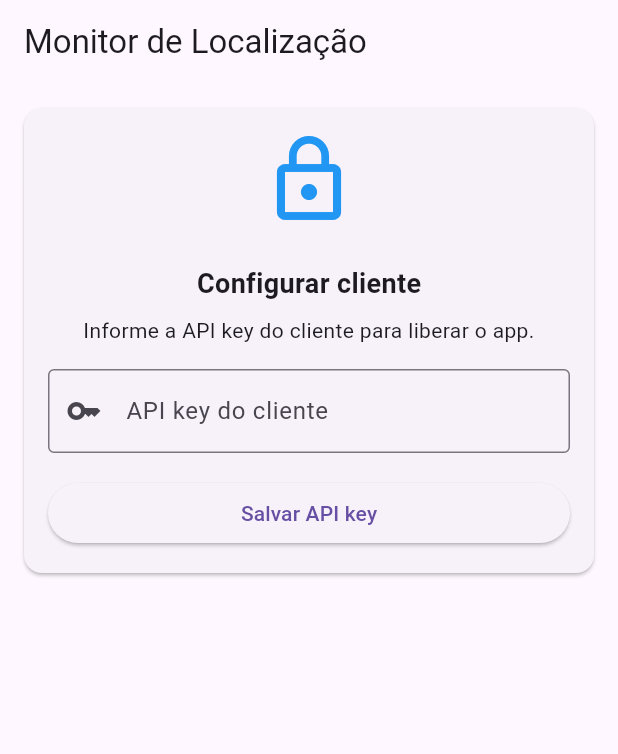
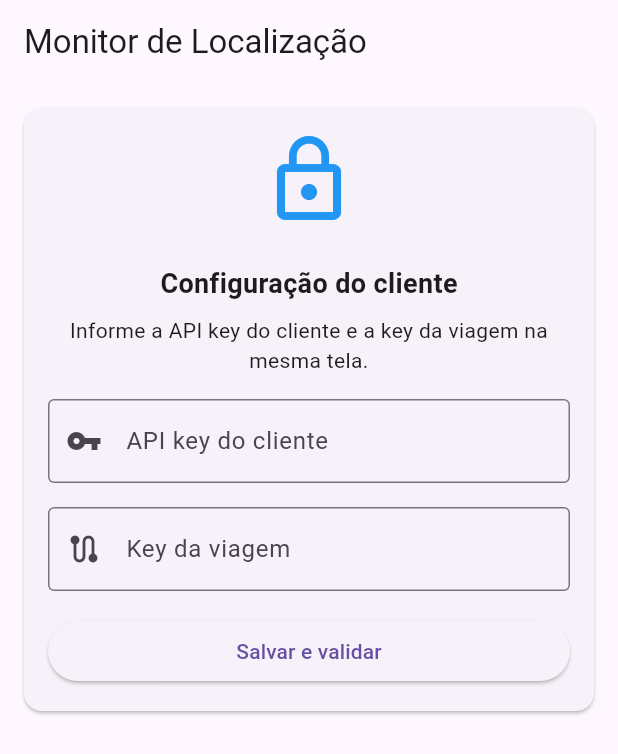
Before and after one commit to nakayama-luiz/onrota-app, a Flutter app: the screen it shows after launch, after a tap on "Cancelar", on a phone screen of 412 x 824 dp. Shown: the top 754 px of the screen. Run offline on Flutter 3.47's test engine with Material 3 defaults, Android fonts, the phone set to English and light mode, and no system bars; our stand-ins replace flutter_dotenv, flutter_local_notifications, flutter_map, flutter_secure_storage, geolocator, latlong2 and 2 more; missing offline and left inert: flutter_background_service; accounts and stored records are empty.

Commit message:
key input

```diff
--- a/lib/main.dart
+++ b/lib/main.dart
@@ -10,10 +10,9 @@ import 'package:flutter_dotenv/flutter_dotenv.dart';
 import 'data/database_helper.dart';
 import 'models/trip.dart';
 import 'services/installation_storage.dart';
-import 'widgets/api_key_input_widget.dart';
 import 'widgets/location_display_widget.dart';
-import 'widgets/key_input_widget.dart';
 import 'widgets/cpf_input_widget.dart';
+import 'widgets/setup_credentials_widget.dart';
 import 'widgets/route_map_widget.dart';
 
 /// Obtém a key da viagem armazenada nas preferências
@@ -433,17 +432,20 @@ class _LocationPageState extends State<LocationPage> {
     }
   }
 
-  Future<void> _handleApiKeySaved(String apiKey) async {
+  Future<void> _handleSetupCompleted(String apiKey, Trip trip) async {
     final previousApiKey = await saveStoredApiKey(apiKey);
     final normalizedApiKey = apiKey.trim();
 
-    if (previousApiKey != null &&
+    final changedTenant = previousApiKey != null &&
         previousApiKey.trim().isNotEmpty &&
-        previousApiKey.trim() != normalizedApiKey) {
+        previousApiKey.trim() != normalizedApiKey;
+
+    if (changedTenant) {
       await _clearLocalDataForTenantChange();
     }
 
-    final trip = await getStoredTrip();
+    await saveStoredTrip(trip);
+
     if (!mounted) return;
 
     setState(() {
@@ -485,25 +487,6 @@ class _LocationPageState extends State<LocationPage> {
 
     if (message != null && message.isNotEmpty) {
       _showErrorAlert(message);
-    }
-  }
-
-  void _handleTripChanged(Trip? trip) async {
-    if (trip != null) {
-      await saveStoredTrip(trip);
-      setState(() {
-        _showedSnackbar = false; // Mostra snackbar novamente
-      });
-    } else {
-      await removeStoredTrip();
-      await DatabaseHelper.instance.deleteAllLocations();
-      final service = FlutterBackgroundService();
-      service.invoke('stopService');
-    }
-    if (mounted) {
-      setState(() {
-        _currentTrip = trip;
-      });
     }
   }
 
@@ -697,11 +680,13 @@ class _LocationPageState extends State<LocationPage> {
   }
 
   Widget _buildCurrentStep() {
-    // Etapa 0: API key do cliente não preenchida
-    if (_apiKey.isEmpty) {
-      return ApiKeyInputWidget(
+    // Etapa 0: configuração do cliente e da trip
+    if (_apiKey.isEmpty || _currentTrip == null) {
+      return SetupCredentialsWidget(
         currentApiKey: _apiKey,
-        onApiKeySaved: (apiKey) => _handleApiKeySaved(apiKey),
+        currentTrip: _currentTrip,
+        onSetupCompleted: _handleSetupCompleted,
+        onApiKeyInvalid: () => _handleApiKeyInvalid(),
       );
     }
 
@@ -709,40 +694,6 @@ class _LocationPageState extends State<LocationPage> {
     if (_cpf.isEmpty) {
       return CpfInputWidget(
         onCpfSubmitted: (cpf) => _handleCpfSubmitted(cpf),
-      );
-    }
-
-    // Etapa 2: CPF preenchido, mas sem key válida
-    if (_currentTrip == null) {
-      return Column(
-        children: [
-          const SizedBox(height: 24),
-          Padding(
-            padding: const EdgeInsets.symmetric(horizontal: 16),
-            child: Text(
-              'CPF cadastrado: ${_cpf.replaceAll(RegExp(r'(\d{3})(\d{3})(\d{3})(\d{2})'), r'$1.$2.$3-$4')}',
-              style: TextStyle(fontSize: 16, color: Colors.grey.shade600),
-            ),
-          ),
-          const SizedBox(height: 8),
-          Padding(
-            padding: const EdgeInsets.symmetric(horizontal: 16),
-            child: Text(
-              'Por favor, informe sua key para continuar',
-              style: const TextStyle(fontSize: 18, fontWeight: FontWeight.bold),
-              textAlign: TextAlign.center,
-            ),
-          ),
-          const SizedBox(height: 16),
-          Expanded(
-            child: KeyInputWidget(
-              currentTrip: _currentTrip,
-              apiKey: _apiKey,
-              onTripChanged: (trip) => _handleTripChanged(trip),
-              onApiKeyInvalid: () => _handleApiKeyInvalid(),
-            ),
-          ),
-        ],
       );
     }
 
--- a/lib/widgets/api_key_input_widget.dart
+++ /dev/null
@@ -1,141 +0,0 @@
-import 'package:flutter/material.dart';
-
-class ApiKeyInputWidget extends StatefulWidget {
-  final String? currentApiKey;
-  final ValueChanged<String> onApiKeySaved;
-
-  const ApiKeyInputWidget({
-    super.key,
-    this.currentApiKey,
-    required this.onApiKeySaved,
-  });
-
-  @override
-  State<ApiKeyInputWidget> createState() => _ApiKeyInputWidgetState();
-}
-
-class _ApiKeyInputWidgetState extends State<ApiKeyInputWidget> {
-  final TextEditingController _controller = TextEditingController();
-  bool _isSaving = false;
-
-  @override
-  void initState() {
-    super.initState();
-    if (widget.currentApiKey != null && widget.currentApiKey!.isNotEmpty) {
-      _controller.text = widget.currentApiKey!;
-    }
-  }
-
-  @override
-  void didUpdateWidget(ApiKeyInputWidget oldWidget) {
-    super.didUpdateWidget(oldWidget);
-    if (widget.currentApiKey != oldWidget.currentApiKey) {
-      _controller.text = widget.currentApiKey ?? '';
-    }
-  }
-
-  Future<void> _saveApiKey() async {
-    final apiKey = _controller.text.trim();
-
-    if (apiKey.isEmpty) {
-      _showErrorAlert('Digite a API key do cliente.');
-      return;
-    }
-
-    setState(() {
-      _isSaving = true;
-    });
-
-    widget.onApiKeySaved(apiKey);
-
-    if (!mounted) return;
-    setState(() {
-      _isSaving = false;
-    });
-
-    ScaffoldMessenger.of(context).showSnackBar(
-      const SnackBar(content: Text('API key salva com sucesso.')),
-    );
-  }
-
-  void _showErrorAlert(String message) {
-    if (!mounted) return;
-    showDialog(
-      context: context,
-      builder: (context) => AlertDialog(
-        title: const Text('Erro'),
-        content: Text(message),
-        actions: [
-          TextButton(
-            onPressed: () => Navigator.of(context).pop(),
-            child: const Text('OK'),
-          ),
-        ],
-      ),
-    );
-  }
-
-  @override
-  void dispose() {
-    _controller.dispose();
-    super.dispose();
-  }
-
-  @override
-  Widget build(BuildContext context) {
-    return Card(
-      margin: const EdgeInsets.all(16),
-      child: Padding(
-        padding: const EdgeInsets.all(16),
-        child: Column(
-          mainAxisSize: MainAxisSize.min,
-          children: [
-            const Icon(
-              Icons.lock_outline,
-              size: 64,
-              color: Colors.blue,
-            ),
-            const SizedBox(height: 24),
-            const Text(
-              'Configurar cliente',
-              style: TextStyle(fontSize: 18, fontWeight: FontWeight.bold),
-            ),
-            const SizedBox(height: 8),
-            const Text(
-              'Informe a API key do cliente para liberar o app.',
-              textAlign: TextAlign.center,
-            ),
-            const SizedBox(height: 16),
-            TextField(
-              controller: _controller,
-              decoration: const InputDecoration(
-                labelText: 'API key do cliente',
-                hintText: 'Cole a chave recebida do backend',
-                border: OutlineInputBorder(),
-                prefixIcon: Icon(Icons.key),
-              ),
-              obscureText: true,
-              autocorrect: false,
-              enableSuggestions: false,
-              onSubmitted: (_) => _saveApiKey(),
-            ),
-            const SizedBox(height: 16),
-            SizedBox(
-              width: double.infinity,
-              child: ElevatedButton(
-                onPressed: _isSaving ? null : _saveApiKey,
-                child: _isSaving
-                    ? const SizedBox(
-                        width: 20,
-                        height: 20,
-                        child: CircularProgressIndicator(strokeWidth: 2),
-                      )
-                    : const Text('Salvar API key'),
-              ),
-            ),
-          ],
-        ),
-      ),
-    );
-  }
-}
--- /dev/null
+++ b/lib/widgets/setup_credentials_widget.dart
@@ -0,0 +1,200 @@
+import 'package:flutter/material.dart';
+
+import '../models/trip.dart';
+import '../services/api_service.dart';
+
+class SetupCredentialsWidget extends StatefulWidget {
+  final String? currentApiKey;
+  final Trip? currentTrip;
+  final Future<void> Function(String apiKey, Trip trip) onSetupCompleted;
+  final VoidCallback onApiKeyInvalid;
+
+  const SetupCredentialsWidget({
+    super.key,
+    this.currentApiKey,
+    this.currentTrip,
+    required this.onSetupCompleted,
+    required this.onApiKeyInvalid,
+  });
+
+  @override
+  State<SetupCredentialsWidget> createState() => _SetupCredentialsWidgetState();
+}
+
+class _SetupCredentialsWidgetState extends State<SetupCredentialsWidget> {
+  final TextEditingController _apiKeyController = TextEditingController();
+  final TextEditingController _tripKeyController = TextEditingController();
+  bool _isSaving = false;
+
+  @override
+  void initState() {
+    super.initState();
+    if (widget.currentApiKey != null && widget.currentApiKey!.isNotEmpty) {
+      _apiKeyController.text = widget.currentApiKey!;
+    }
+    if (widget.currentTrip != null) {
+      _tripKeyController.text = widget.currentTrip!.key;
+    }
+  }
+
+  @override
+  void didUpdateWidget(SetupCredentialsWidget oldWidget) {
+    super.didUpdateWidget(oldWidget);
+
+    if (widget.currentApiKey != oldWidget.currentApiKey) {
+      _apiKeyController.text = widget.currentApiKey ?? '';
+    }
+
+    if (widget.currentTrip?.key != oldWidget.currentTrip?.key) {
+      _tripKeyController.text = widget.currentTrip?.key ?? '';
+    }
+  }
+
+  Future<void> _saveAndValidate() async {
+    final apiKey = _apiKeyController.text.trim();
+    final tripKey = _tripKeyController.text.trim();
+
+    if (apiKey.isEmpty) {
+      _showErrorAlert('Digite a API key do cliente.');
+      return;
+    }
+
+    if (tripKey.isEmpty) {
+      _showErrorAlert('Digite a key da viagem.');
+      return;
+    }
+
+    setState(() {
+      _isSaving = true;
+    });
+
+    final result = await ApiService.validateKey(
+      tripKey,
+      apiKey: apiKey,
+    );
+
+    if (!mounted) return;
+
+    setState(() {
+      _isSaving = false;
+    });
+
+    if (!result.isSuccess) {
+      if (result.status == TripLookupStatus.invalidApiKey) {
+        widget.onApiKeyInvalid();
+        _showErrorAlert(
+          'A API key do cliente foi rejeitada. Reconfigure o dispositivo.',
+        );
+        return;
+      }
+
+      _showErrorAlert(
+        result.message ?? 'Key inválida. Verifique e tente novamente.',
+      );
+      return;
+    }
+
+    await widget.onSetupCompleted(apiKey, result.trip!);
+
+    if (!mounted) return;
+
+    ScaffoldMessenger.of(context).showSnackBar(
+      const SnackBar(
+        content: Text('API key e key da viagem salvas com sucesso.'),
+      ),
+    );
+  }
+
+  void _showErrorAlert(String message) {
+    if (!mounted) return;
+    showDialog(
+      context: context,
+      builder: (context) => AlertDialog(
+        title: const Text('Erro'),
+        content: Text(message),
+        actions: [
+          TextButton(
+            onPressed: () => Navigator.of(context).pop(),
+            child: const Text('OK'),
+          ),
+        ],
+      ),
+    );
+  }
+
+  @override
+  void dispose() {
+    _apiKeyController.dispose();
+    _tripKeyController.dispose();
+    super.dispose();
+  }
+
+  @override
+  Widget build(BuildContext context) {
+    return Card(
+      margin: const EdgeInsets.all(16),
+      child: Padding(
+        padding: const EdgeInsets.all(16),
+        child: Column(
+          mainAxisSize: MainAxisSize.min,
+          children: [
+            const Icon(
+              Icons.lock_outline,
+              size: 64,
+              color: Colors.blue,
+            ),
+            const SizedBox(height: 24),
+            const Text(
+              'Configuração do cliente',
+              style: TextStyle(fontSize: 18, fontWeight: FontWeight.bold),
+            ),
+            const SizedBox(height: 8),
+            const Text(
+              'Informe a API key do cliente e a key da viagem na mesma tela.',
+              textAlign: TextAlign.center,
+            ),
+            const SizedBox(height: 16),
+            TextField(
+              controller: _apiKeyController,
+              decoration: const InputDecoration(
+                labelText: 'API key do cliente',
+                hintText: 'Cole a chave recebida do backend',
+                border: OutlineInputBorder(),
+                prefixIcon: Icon(Icons.vpn_key),
+              ),
+              obscureText: true,
+              autocorrect: false,
+              enableSuggestions: false,
+              onSubmitted: (_) => _saveAndValidate(),
+            ),
+            const SizedBox(height: 16),
+            TextField(
+              controller: _tripKeyController,
+              decoration: const InputDecoration(
+                labelText: 'Key da viagem',
+                hintText: 'Digite a key da viagem',
+                border: OutlineInputBorder(),
+                prefixIcon: Icon(Icons.route),
+              ),
+              onSubmitted: (_) => _saveAndValidate(),
+            ),
+            const SizedBox(height: 16),
+            SizedBox(
+              width: double.infinity,
+              child: ElevatedButton(
+                onPressed: _isSaving ? null : _saveAndValidate,
+                child: _isSaving
+                    ? const SizedBox(
+                        width: 20,
+                        height: 20,
+                        child: CircularProgressIndicator(strokeWidth: 2),
+                      )
+                    : const Text('Salvar e validar'),
+              ),
+            ),
+          ],
+        ),
+      ),
+    );
+  }
+}
```
